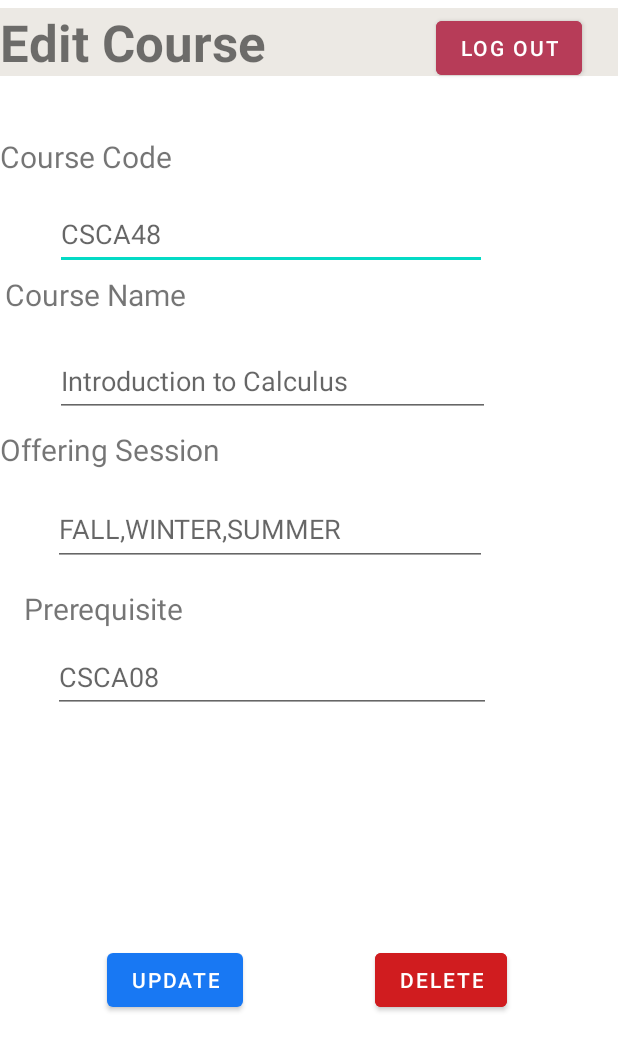
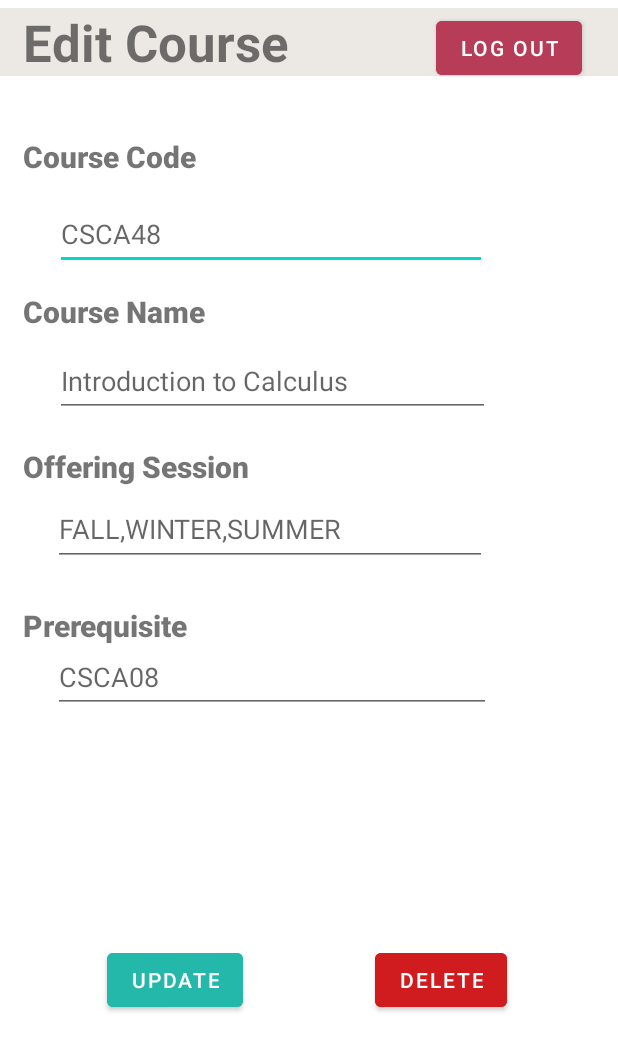
Before and after one commit to YimoShen-86/CSCB07-Project, an Android app: the AdminEditCourse screen opened directly, with no data from a screen before it, on a phone screen of 412 x 824 dp. Shown: the top 1051 px of the screen. Run offline under Robolectric (Android 15) with nearby library versions, the phone set to English and light mode, and no system bars; our stand-ins replace Firebase (no records; nobody signed in at launch, a user with empty details on screens opened directly).

Commit message:
UI design, change the buttons to the same color and make some changes to the page

```diff
--- a/app/src/main/res/layout/activity_admin_course_list.xml
+++ b/app/src/main/res/layout/activity_admin_course_list.xml
@@ -24,6 +24,7 @@
         android:layout_height="56dp"
         android:background="@color/white_sand"
         android:gravity="center_vertical"
+        android:paddingStart="15dp"
         android:text="Course List"
         android:textSize="48sp"
         android:textStyle="bold"
--- a/app/src/main/res/layout/activity_admin_edit_course.xml
+++ b/app/src/main/res/layout/activity_admin_edit_course.xml
@@ -11,6 +11,7 @@
         android:layout_width="wrap_content"
         android:layout_height="wrap_content"
         android:text="Update"
+        android:backgroundTint="#23B8AA"
         app:layout_constraintBottom_toBottomOf="parent"
         app:layout_constraintEnd_toEndOf="parent"
         app:layout_constraintHorizontal_bias="0.221"
@@ -92,6 +93,7 @@
         android:layout_width="0dp"
         android:layout_height="wrap_content"
         android:background="@color/white_sand"
+        android:paddingStart="15dp"
         android:text="Edit Course"
         android:textSize="34sp"
         android:textStyle="bold"
@@ -116,8 +118,11 @@
         android:id="@+id/textCourseCode_eidtCourse"
         android:layout_width="wrap_content"
         android:layout_height="wrap_content"
+        android:layout_marginStart="15dp"
         android:layout_marginTop="40dp"
+        android:fontFamily="sans-serif-black"
         android:text="Course Code"
+        android:textAlignment="viewStart"
         android:textSize="20sp"
         app:layout_constraintBottom_toTopOf="@+id/textCourseName_editCourse"
         app:layout_constraintEnd_toEndOf="parent"
@@ -130,19 +135,28 @@
         android:id="@+id/textCourseName_editCourse"
         android:layout_width="wrap_content"
         android:layout_height="wrap_content"
-        android:layout_marginEnd="288dp"
+        android:layout_marginStart="10dp"
+        android:layout_marginTop="25dp"
+        android:layout_marginEnd="270dp"
         android:layout_marginBottom="20dp"
+        android:fontFamily="sans-serif-black"
         android:text="Course Name"
+        android:textAlignment="viewStart"
         android:textSize="20sp"
         app:layout_constraintBottom_toTopOf="@+id/txtCourseName_toEdit"
-        app:layout_constraintEnd_toEndOf="parent" />
+        app:layout_constraintEnd_toEndOf="parent"
+        app:layout_constraintStart_toStartOf="parent"
+        app:layout_constraintTop_toBottomOf="@+id/txtCourseCode_toEdit" />
 
     <TextView
         android:id="@+id/textOfferingSession_editCourse"
         android:layout_width="wrap_content"
         android:layout_height="wrap_content"
+        android:layout_marginStart="15dp"
         android:layout_marginTop="76dp"
+        android:fontFamily="sans-serif-black"
         android:text="Offering Session"
+        android:textAlignment="viewStart"
         android:textSize="20sp"
         app:layout_constraintEnd_toEndOf="parent"
         app:layout_constraintHorizontal_bias="0.0"
@@ -154,7 +168,10 @@
         android:layout_width="wrap_content"
         android:layout_height="wrap_content"
         android:layout_marginTop="76dp"
+        android:layout_marginEnd="10dp"
+        android:fontFamily="sans-serif-black"
         android:text="Prerequisite"
+        android:textAlignment="viewStart"
         android:textSize="20sp"
         app:layout_constraintBottom_toBottomOf="parent"
         app:layout_constraintEnd_toEndOf="parent"
--- a/app/src/main/res/layout/activity_student_add_course.xml
+++ b/app/src/main/res/layout/activity_student_add_course.xml
@@ -10,7 +10,10 @@
         android:id="@+id/stuUploadCourse"
         android:layout_width="wrap_content"
         android:layout_height="wrap_content"
+        android:backgroundTint="#23B8AA"
         android:text="Add"
+        android:textSize="16sp"
+        android:textStyle="bold"
         app:layout_constraintBottom_toBottomOf="parent"
         app:layout_constraintEnd_toEndOf="parent"
         app:layout_constraintHorizontal_bias="0.733"
@@ -39,6 +42,7 @@
         android:layout_marginTop="4dp"
         android:background="@color/white_sand"
         android:backgroundTint="@color/white_sand"
+        android:paddingStart="15dp"
         android:text="Add  Course"
         android:textAppearance="@style/TextAppearance.AppCompat.Medium"
         android:textSize="34sp"
@@ -54,6 +58,7 @@
         android:layout_height="wrap_content"
         android:backgroundTint="@color/ultimate_grey"
         android:text="@android:string/cancel"
+        android:textStyle="bold"
         app:layout_constraintBottom_toBottomOf="parent"
         app:layout_constraintEnd_toStartOf="@+id/stuUploadCourse"
         app:layout_constraintHorizontal_bias="0.419"
--- a/app/src/main/res/layout/activity_student_courselist.xml
+++ b/app/src/main/res/layout/activity_student_courselist.xml
@@ -15,7 +15,8 @@
         app:layout_constraintBottom_toBottomOf="@+id/txtWantToTake"
         app:layout_constraintStart_toEndOf="@+id/txtWantToTake"
         app:layout_constraintTop_toTopOf="@+id/txtWantToTake"
-        app:layout_constraintVertical_bias="1.0" />
+        app:layout_constraintVertical_bias="1.0"
+        android:backgroundTint="#23B8AA"/>
 
     <EditText
         android:id="@+id/txtWantToTake"
--- a/app/src/main/res/layout/activity_student_timeline.xml
+++ b/app/src/main/res/layout/activity_student_timeline.xml
@@ -15,7 +15,8 @@
         app:layout_constraintBottom_toBottomOf="@+id/txtWantToTake"
         app:layout_constraintStart_toEndOf="@+id/txtWantToTake"
         app:layout_constraintTop_toTopOf="@+id/txtWantToTake"
-        app:layout_constraintVertical_bias="1.0" />
+        app:layout_constraintVertical_bias="1.0"
+        android:backgroundTint="#23B8AA"/>
 
     <EditText
         android:id="@+id/txtWantToTake"
--- a/app/src/main/res/layout/activity_student_view_course_list.xml
+++ b/app/src/main/res/layout/activity_student_view_course_list.xml
@@ -24,6 +24,7 @@
         android:layout_height="56dp"
         android:background="@color/white_sand"
         android:gravity="center_vertical"
+        android:paddingStart="15dp"
         android:text=" Taken Courses"
         android:textSize="36sp"
         android:textStyle="bold"
```
Also changed, not shown: app/src/main/res/layout/activity_admin_add_course.xml (+7 -0 lines), app/src/main/res/layout/activity_admin_pg.xml (+9 -1 lines), app/src/main/res/layout/activity_coursestaken.xml (+8 -0 lines).
